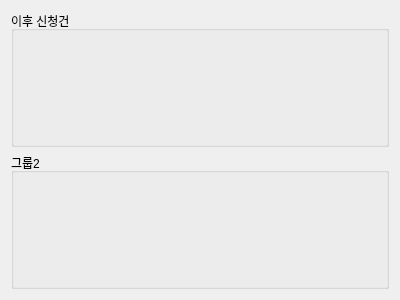
Glen-Lee-glitch/new_viewer, file ui/necessary_widget.ui: the form before one commit.
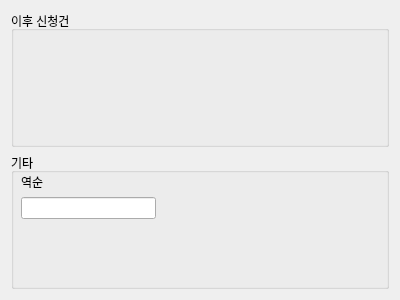
The form after the commit.

Commit message:
feat(ui): necessary_widget 수정
- 역순 배열 기능 그룹2에 추가

Patch:
```diff
--- a/ui/necessary_widget.ui
+++ b/ui/necessary_widget.ui
@@ -24,8 +24,36 @@
    <item>
     <widget class="QGroupBox" name="groupBox_2">
      <property name="title">
-      <string>그룹2</string>
+      <string>기타</string>
      </property>
+     <widget class="QWidget" name="">
+      <property name="geometry">
+       <rect>
+        <x>10</x>
+        <y>20</y>
+        <width>135</width>
+        <height>46</height>
+       </rect>
+      </property>
+      <layout class="QVBoxLayout" name="verticalLayout_2">
+       <item>
+        <widget class="QLabel" name="label">
+         <property name="text">
+          <string>역순</string>
+         </property>
+        </widget>
+       </item>
+       <item>
+        <widget class="QLineEdit" name="lineEdit_reverse_tool">
+         <property name="font">
+          <font>
+           <pointsize>8</pointsize>
+          </font>
+         </property>
+        </widget>
+       </item>
+      </layout>
+     </widget>
     </widget>
    </item>
   </layout>
```
